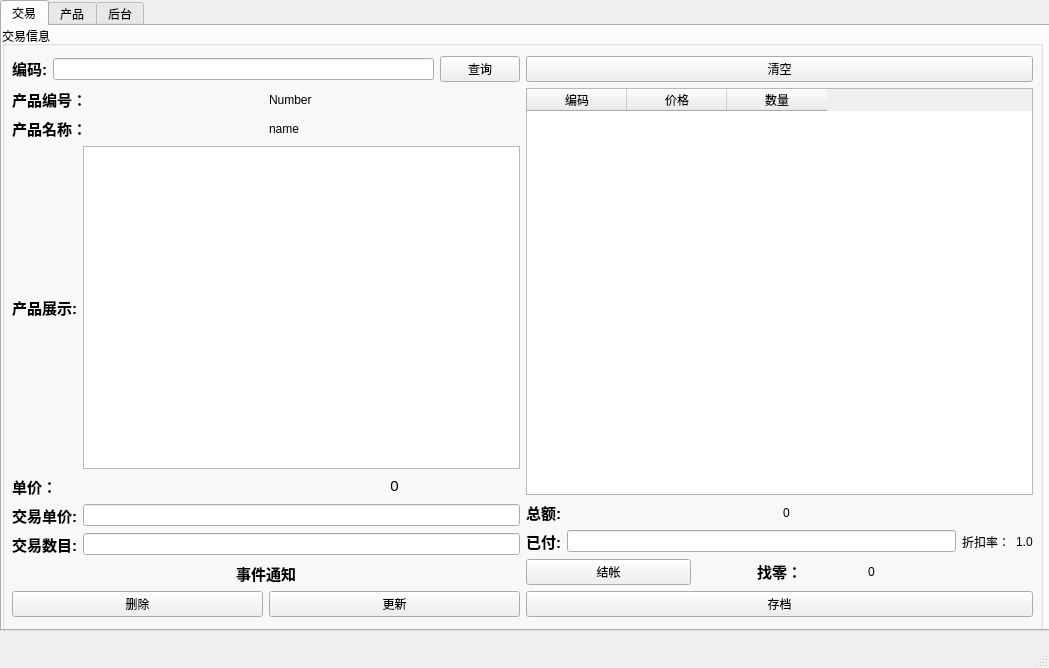
First picture: the form in mktec.ui, repository jhjguxin/mktec, before the edit.
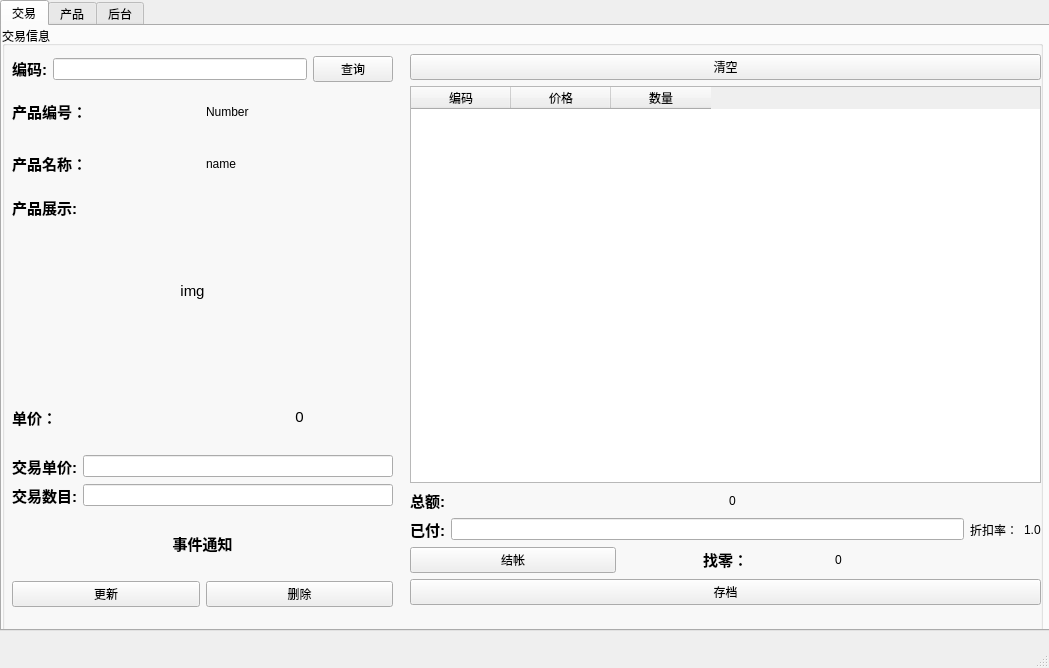
Second picture: the form after the edit.

Commit message: 完成erp的交易以及商品查询功能

```diff
--- a/mktec.ui
+++ b/mktec.ui
@@ -48,12 +48,10 @@
         <rect>
          <x>10</x>
          <y>30</y>
-         <width>1021</width>
-         <height>561</height>
+         <width>381</width>
+         <height>131</height>
         </rect>
        </property>
-       <layout class="QHBoxLayout" name="horizontalLayout_21">
-        <item>
          <layout class="QVBoxLayout" name="verticalLayout">
           <item>
            <layout class="QHBoxLayout" name="horizontalLayout">
@@ -124,118 +122,17 @@
             </item>
            </layout>
           </item>
-          <item>
-           <layout class="QHBoxLayout" name="horizontalLayout_7">
-            <item>
-             <widget class="QLabel" name="label_6">
-              <property name="text">
-               <string>&lt;!DOCTYPE HTML PUBLIC &quot;-//W3C//DTD HTML 4.0//EN&quot; &quot;http://www.w3.org/TR/REC-html40/strict.dtd&quot;&gt;
-&lt;html&gt;&lt;head&gt;&lt;meta name=&quot;qrichtext&quot; content=&quot;1&quot; /&gt;&lt;style type=&quot;text/css&quot;&gt;
-p, li { white-space: pre-wrap; }
-&lt;/style&gt;&lt;/head&gt;&lt;body style=&quot; font-family:'Ubuntu'; font-size:11pt; font-weight:400; font-style:normal;&quot;&gt;
-&lt;p style=&quot; margin-top:0px; margin-bottom:0px; margin-left:0px; margin-right:0px; -qt-block-indent:0; text-indent:0px;&quot;&gt;&lt;span style=&quot; font-weight:600;&quot;&gt;产品展示:&lt;/span&gt;&lt;/p&gt;&lt;/body&gt;&lt;/html&gt;</string>
-              </property>
-             </widget>
-            </item>
-            <item>
-             <widget class="QGraphicsView" name="article_graphicsView"/>
-            </item>
-           </layout>
-          </item>
-          <item>
-           <layout class="QHBoxLayout" name="horizontalLayout_8">
-            <item>
-             <widget class="QLabel" name="label_7">
-              <property name="text">
-               <string>&lt;!DOCTYPE HTML PUBLIC &quot;-//W3C//DTD HTML 4.0//EN&quot; &quot;http://www.w3.org/TR/REC-html40/strict.dtd&quot;&gt;
-&lt;html&gt;&lt;head&gt;&lt;meta name=&quot;qrichtext&quot; content=&quot;1&quot; /&gt;&lt;style type=&quot;text/css&quot;&gt;
-p, li { white-space: pre-wrap; }
-&lt;/style&gt;&lt;/head&gt;&lt;body style=&quot; font-family:'Ubuntu'; font-size:11pt; font-weight:400; font-style:normal;&quot;&gt;
-&lt;p style=&quot; margin-top:0px; margin-bottom:0px; margin-left:0px; margin-right:0px; -qt-block-indent:0; text-indent:0px;&quot;&gt;&lt;span style=&quot; font-weight:600;&quot;&gt;单价：&lt;/span&gt;&lt;/p&gt;&lt;/body&gt;&lt;/html&gt;</string>
-              </property>
-             </widget>
-            </item>
-            <item>
-             <widget class="QLabel" name="article_price_label">
-              <property name="text">
-               <string>&lt;!DOCTYPE HTML PUBLIC &quot;-//W3C//DTD HTML 4.0//EN&quot; &quot;http://www.w3.org/TR/REC-html40/strict.dtd&quot;&gt;
-&lt;html&gt;&lt;head&gt;&lt;meta name=&quot;qrichtext&quot; content=&quot;1&quot; /&gt;&lt;style type=&quot;text/css&quot;&gt;
-p, li { white-space: pre-wrap; }
-&lt;/style&gt;&lt;/head&gt;&lt;body style=&quot; font-family:'Ubuntu'; font-size:11pt; font-weight:400; font-style:normal;&quot;&gt;
-&lt;p align=&quot;center&quot; style=&quot; margin-top:0px; margin-bottom:0px; margin-left:0px; margin-right:0px; -qt-block-indent:0; text-indent:0px;&quot;&gt;0&lt;/p&gt;&lt;/body&gt;&lt;/html&gt;</string>
-              </property>
-             </widget>
-            </item>
-           </layout>
-          </item>
-          <item>
-           <layout class="QHBoxLayout" name="horizontalLayout_2">
-            <item>
-             <widget class="QLabel" name="label_9">
-              <property name="text">
-               <string>&lt;!DOCTYPE HTML PUBLIC &quot;-//W3C//DTD HTML 4.0//EN&quot; &quot;http://www.w3.org/TR/REC-html40/strict.dtd&quot;&gt;
-&lt;html&gt;&lt;head&gt;&lt;meta name=&quot;qrichtext&quot; content=&quot;1&quot; /&gt;&lt;style type=&quot;text/css&quot;&gt;
-p, li { white-space: pre-wrap; }
-&lt;/style&gt;&lt;/head&gt;&lt;body style=&quot; font-family:'Ubuntu'; font-size:11pt; font-weight:400; font-style:normal;&quot;&gt;
-&lt;p style=&quot; margin-top:0px; margin-bottom:0px; margin-left:0px; margin-right:0px; -qt-block-indent:0; text-indent:0px;&quot;&gt;&lt;span style=&quot; font-weight:600;&quot;&gt;交易单价:&lt;/span&gt;&lt;/p&gt;&lt;/body&gt;&lt;/html&gt;</string>
-              </property>
-             </widget>
-            </item>
-            <item>
-             <widget class="QLineEdit" name="re_trade_price_lineEdit"/>
-            </item>
-           </layout>
-          </item>
-          <item>
-           <layout class="QHBoxLayout" name="horizontalLayout_3">
-            <item>
-             <widget class="QLabel" name="label_10">
-              <property name="text">
-               <string>&lt;!DOCTYPE HTML PUBLIC &quot;-//W3C//DTD HTML 4.0//EN&quot; &quot;http://www.w3.org/TR/REC-html40/strict.dtd&quot;&gt;
-&lt;html&gt;&lt;head&gt;&lt;meta name=&quot;qrichtext&quot; content=&quot;1&quot; /&gt;&lt;style type=&quot;text/css&quot;&gt;
-p, li { white-space: pre-wrap; }
-&lt;/style&gt;&lt;/head&gt;&lt;body style=&quot; font-family:'Ubuntu'; font-size:11pt; font-weight:400; font-style:normal;&quot;&gt;
-&lt;p style=&quot; margin-top:0px; margin-bottom:0px; margin-left:0px; margin-right:0px; -qt-block-indent:0; text-indent:0px;&quot;&gt;&lt;span style=&quot; font-weight:600;&quot;&gt;交易数目:&lt;/span&gt;&lt;/p&gt;&lt;/body&gt;&lt;/html&gt;</string>
-              </property>
-             </widget>
-            </item>
-            <item>
-             <widget class="QLineEdit" name="trade_quantity_lineEdit"/>
-            </item>
-           </layout>
-          </item>
-          <item>
-           <widget class="QLabel" name="node">
-            <property name="text">
-             <string>&lt;!DOCTYPE HTML PUBLIC &quot;-//W3C//DTD HTML 4.0//EN&quot; &quot;http://www.w3.org/TR/REC-html40/strict.dtd&quot;&gt;
-&lt;html&gt;&lt;head&gt;&lt;meta name=&quot;qrichtext&quot; content=&quot;1&quot; /&gt;&lt;style type=&quot;text/css&quot;&gt;
-p, li { white-space: pre-wrap; }
-&lt;/style&gt;&lt;/head&gt;&lt;body style=&quot; font-family:'Ubuntu'; font-size:11pt; font-weight:400; font-style:normal;&quot;&gt;
-&lt;p align=&quot;center&quot; style=&quot; margin-top:0px; margin-bottom:0px; margin-left:0px; margin-right:0px; -qt-block-indent:0; text-indent:0px;&quot;&gt;&lt;span style=&quot; font-weight:600;&quot;&gt;事件通知&lt;/span&gt;&lt;/p&gt;&lt;/body&gt;&lt;/html&gt;</string>
-            </property>
-           </widget>
-          </item>
-          <item>
-           <layout class="QHBoxLayout" name="horizontalLayout_9">
-            <item>
-             <widget class="QPushButton" name="trade_clear_pushButton_2">
-              <property name="text">
-               <string>删除</string>
-              </property>
-             </widget>
-            </item>
-            <item>
-             <widget class="QPushButton" name="trade_update_pushButton">
-              <property name="text">
-               <string>更新</string>
-              </property>
-             </widget>
-            </item>
-           </layout>
-          </item>
-         </layout>
-        </item>
-        <item>
+       </layout>
+      </widget>
+      <widget class="QWidget" name="layoutWidget">
+       <property name="geometry">
+        <rect>
+         <x>408</x>
+         <y>28</y>
+         <width>631</width>
+         <height>551</height>
+        </rect>
+       </property>
          <layout class="QVBoxLayout" name="verticalLayout_2">
           <item>
            <widget class="QPushButton" name="trade_clear_pushButton">
@@ -354,8 +251,143 @@
            </widget>
           </item>
          </layout>
-        </item>
-       </layout>
+      </widget>
+      <widget class="QLabel" name="label_6">
+       <property name="geometry">
+        <rect>
+         <x>10</x>
+         <y>160</y>
+         <width>71</width>
+         <height>43</height>
+        </rect>
+       </property>
+       <property name="text">
+        <string>&lt;!DOCTYPE HTML PUBLIC &quot;-//W3C//DTD HTML 4.0//EN&quot; &quot;http://www.w3.org/TR/REC-html40/strict.dtd&quot;&gt;
+&lt;html&gt;&lt;head&gt;&lt;meta name=&quot;qrichtext&quot; content=&quot;1&quot; /&gt;&lt;style type=&quot;text/css&quot;&gt;
+p, li { white-space: pre-wrap; }
+&lt;/style&gt;&lt;/head&gt;&lt;body style=&quot; font-family:'Ubuntu'; font-size:11pt; font-weight:400; font-style:normal;&quot;&gt;
+&lt;p style=&quot; margin-top:0px; margin-bottom:0px; margin-left:0px; margin-right:0px; -qt-block-indent:0; text-indent:0px;&quot;&gt;&lt;span style=&quot; font-weight:600;&quot;&gt;产品展示:&lt;/span&gt;&lt;/p&gt;&lt;/body&gt;&lt;/html&gt;</string>
+       </property>
+      </widget>
+      <widget class="QWidget" name="verticalLayoutWidget">
+       <property name="geometry">
+        <rect>
+         <x>10</x>
+         <y>360</y>
+         <width>381</width>
+         <height>221</height>
+        </rect>
+       </property>
+       <layout class="QVBoxLayout" name="verticalLayout_5">
+        <item>
+         <layout class="QHBoxLayout" name="horizontalLayout_8">
+          <item>
+           <widget class="QLabel" name="label_7">
+            <property name="text">
+             <string>&lt;!DOCTYPE HTML PUBLIC &quot;-//W3C//DTD HTML 4.0//EN&quot; &quot;http://www.w3.org/TR/REC-html40/strict.dtd&quot;&gt;
+&lt;html&gt;&lt;head&gt;&lt;meta name=&quot;qrichtext&quot; content=&quot;1&quot; /&gt;&lt;style type=&quot;text/css&quot;&gt;
+p, li { white-space: pre-wrap; }
+&lt;/style&gt;&lt;/head&gt;&lt;body style=&quot; font-family:'Ubuntu'; font-size:11pt; font-weight:400; font-style:normal;&quot;&gt;
+&lt;p style=&quot; margin-top:0px; margin-bottom:0px; margin-left:0px; margin-right:0px; -qt-block-indent:0; text-indent:0px;&quot;&gt;&lt;span style=&quot; font-weight:600;&quot;&gt;单价：&lt;/span&gt;&lt;/p&gt;&lt;/body&gt;&lt;/html&gt;</string>
+            </property>
+           </widget>
+          </item>
+          <item>
+           <widget class="QLabel" name="article_price_label">
+            <property name="text">
+             <string>&lt;!DOCTYPE HTML PUBLIC &quot;-//W3C//DTD HTML 4.0//EN&quot; &quot;http://www.w3.org/TR/REC-html40/strict.dtd&quot;&gt;
+&lt;html&gt;&lt;head&gt;&lt;meta name=&quot;qrichtext&quot; content=&quot;1&quot; /&gt;&lt;style type=&quot;text/css&quot;&gt;
+p, li { white-space: pre-wrap; }
+&lt;/style&gt;&lt;/head&gt;&lt;body style=&quot; font-family:'Ubuntu'; font-size:11pt; font-weight:400; font-style:normal;&quot;&gt;
+&lt;p align=&quot;center&quot; style=&quot; margin-top:0px; margin-bottom:0px; margin-left:0px; margin-right:0px; -qt-block-indent:0; text-indent:0px;&quot;&gt;0&lt;/p&gt;&lt;/body&gt;&lt;/html&gt;</string>
+            </property>
+           </widget>
+          </item>
+         </layout>
+        </item>
+        <item>
+         <layout class="QHBoxLayout" name="horizontalLayout_2">
+          <item>
+           <widget class="QLabel" name="label_9">
+            <property name="text">
+             <string>&lt;!DOCTYPE HTML PUBLIC &quot;-//W3C//DTD HTML 4.0//EN&quot; &quot;http://www.w3.org/TR/REC-html40/strict.dtd&quot;&gt;
+&lt;html&gt;&lt;head&gt;&lt;meta name=&quot;qrichtext&quot; content=&quot;1&quot; /&gt;&lt;style type=&quot;text/css&quot;&gt;
+p, li { white-space: pre-wrap; }
+&lt;/style&gt;&lt;/head&gt;&lt;body style=&quot; font-family:'Ubuntu'; font-size:11pt; font-weight:400; font-style:normal;&quot;&gt;
+&lt;p style=&quot; margin-top:0px; margin-bottom:0px; margin-left:0px; margin-right:0px; -qt-block-indent:0; text-indent:0px;&quot;&gt;&lt;span style=&quot; font-weight:600;&quot;&gt;交易单价:&lt;/span&gt;&lt;/p&gt;&lt;/body&gt;&lt;/html&gt;</string>
+            </property>
+           </widget>
+          </item>
+          <item>
+           <widget class="QLineEdit" name="re_trade_price_lineEdit"/>
+          </item>
+         </layout>
+        </item>
+        <item>
+         <layout class="QHBoxLayout" name="horizontalLayout_3">
+          <item>
+           <widget class="QLabel" name="label_10">
+            <property name="text">
+             <string>&lt;!DOCTYPE HTML PUBLIC &quot;-//W3C//DTD HTML 4.0//EN&quot; &quot;http://www.w3.org/TR/REC-html40/strict.dtd&quot;&gt;
+&lt;html&gt;&lt;head&gt;&lt;meta name=&quot;qrichtext&quot; content=&quot;1&quot; /&gt;&lt;style type=&quot;text/css&quot;&gt;
+p, li { white-space: pre-wrap; }
+&lt;/style&gt;&lt;/head&gt;&lt;body style=&quot; font-family:'Ubuntu'; font-size:11pt; font-weight:400; font-style:normal;&quot;&gt;
+&lt;p style=&quot; margin-top:0px; margin-bottom:0px; margin-left:0px; margin-right:0px; -qt-block-indent:0; text-indent:0px;&quot;&gt;&lt;span style=&quot; font-weight:600;&quot;&gt;交易数目:&lt;/span&gt;&lt;/p&gt;&lt;/body&gt;&lt;/html&gt;</string>
+            </property>
+           </widget>
+          </item>
+          <item>
+           <widget class="QLineEdit" name="trade_quantity_lineEdit"/>
+          </item>
+         </layout>
+        </item>
+        <item>
+         <widget class="QLabel" name="node">
+          <property name="text">
+           <string>&lt;!DOCTYPE HTML PUBLIC &quot;-//W3C//DTD HTML 4.0//EN&quot; &quot;http://www.w3.org/TR/REC-html40/strict.dtd&quot;&gt;
+&lt;html&gt;&lt;head&gt;&lt;meta name=&quot;qrichtext&quot; content=&quot;1&quot; /&gt;&lt;style type=&quot;text/css&quot;&gt;
+p, li { white-space: pre-wrap; }
+&lt;/style&gt;&lt;/head&gt;&lt;body style=&quot; font-family:'Ubuntu'; font-size:11pt; font-weight:400; font-style:normal;&quot;&gt;
+&lt;p align=&quot;center&quot; style=&quot; margin-top:0px; margin-bottom:0px; margin-left:0px; margin-right:0px; -qt-block-indent:0; text-indent:0px;&quot;&gt;&lt;span style=&quot; font-weight:600;&quot;&gt;事件通知&lt;/span&gt;&lt;/p&gt;&lt;/body&gt;&lt;/html&gt;</string>
+          </property>
+         </widget>
+        </item>
+        <item>
+         <layout class="QHBoxLayout" name="horizontalLayout_9">
+          <item>
+           <widget class="QPushButton" name="trade_update_pushButton">
+            <property name="text">
+             <string>更新</string>
+            </property>
+           </widget>
+          </item>
+          <item>
+           <widget class="QPushButton" name="trade_clear_pushButton_2">
+            <property name="text">
+             <string>删除</string>
+            </property>
+           </widget>
+          </item>
+         </layout>
+        </item>
+       </layout>
+      </widget>
+      <widget class="QLabel" name="imgview1">
+       <property name="geometry">
+        <rect>
+         <x>30</x>
+         <y>210</y>
+         <width>321</width>
+         <height>111</height>
+        </rect>
+       </property>
+       <property name="text">
+        <string>&lt;!DOCTYPE HTML PUBLIC &quot;-//W3C//DTD HTML 4.0//EN&quot; &quot;http://www.w3.org/TR/REC-html40/strict.dtd&quot;&gt;
+&lt;html&gt;&lt;head&gt;&lt;meta name=&quot;qrichtext&quot; content=&quot;1&quot; /&gt;&lt;style type=&quot;text/css&quot;&gt;
+p, li { white-space: pre-wrap; }
+&lt;/style&gt;&lt;/head&gt;&lt;body style=&quot; font-family:'Ubuntu'; font-size:11pt; font-weight:400; font-style:normal;&quot;&gt;
+&lt;p align=&quot;center&quot; style=&quot; margin-top:0px; margin-bottom:0px; margin-left:0px; margin-right:0px; -qt-block-indent:0; text-indent:0px;&quot;&gt;img&lt;/p&gt;&lt;/body&gt;&lt;/html&gt;</string>
+       </property>
       </widget>
      </widget>
     </widget>
```
Left out of the diff: 99 changed lines with no effect on the pictures. Lines whose indentation alone changed are shown as unchanged. The commit also changes 16 other files.
